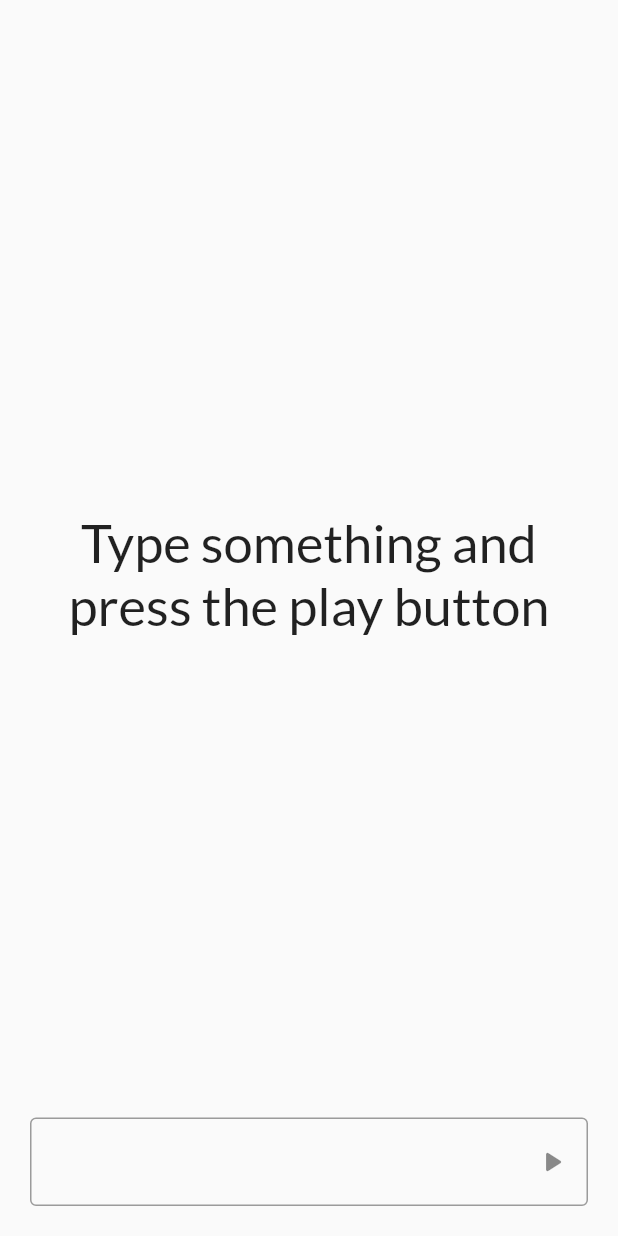
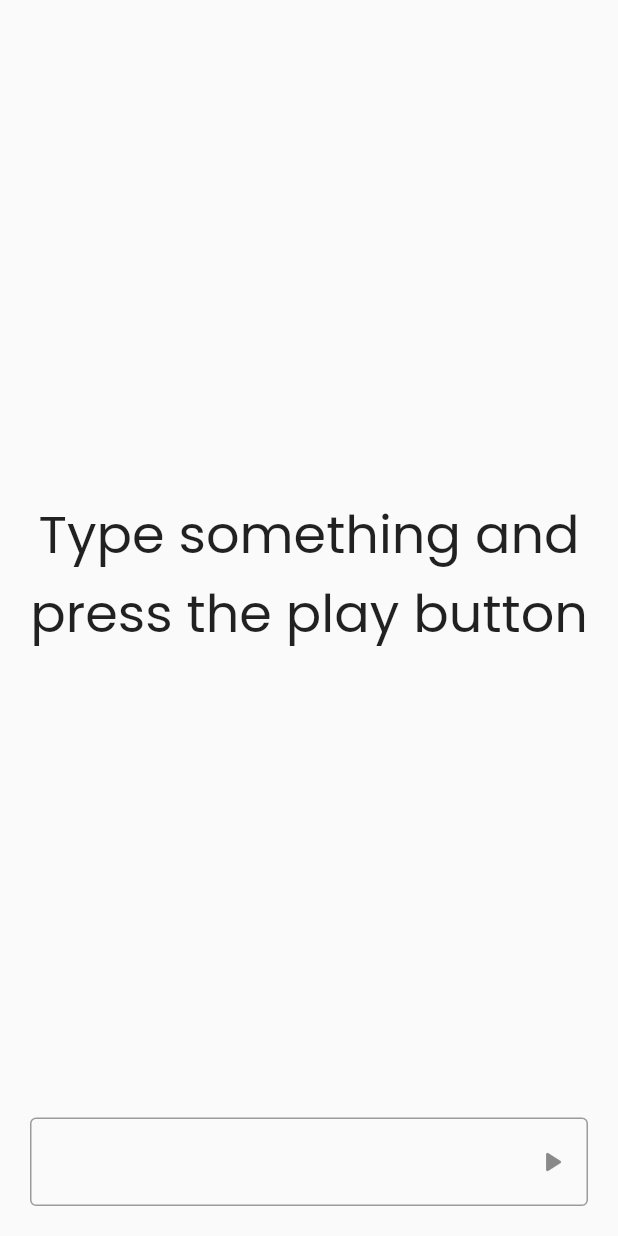
Before and after one commit to Meenakshi2604/illusion, a Flutter app: the TextToSpeechPage screen opened directly, on a phone screen of 412 x 824 dp. Run offline on Flutter 3.47's test engine with Material 2 defaults, Android fonts, the phone set to English and light mode, and no system bars; our stand-ins replace flutter_neumorphic, flutter_tts, google_fonts, image_picker.

Commit message:
changed text font

```diff
--- a/lib/screens/text_to_speech/tts_page.dart
+++ b/lib/screens/text_to_speech/tts_page.dart
@@ -1,5 +1,6 @@
 import 'package:flutter/material.dart';
 import 'package:flutter_tts/flutter_tts.dart';
+import 'package:google_fonts/google_fonts.dart';
 
 class TextToSpeechPage extends StatefulWidget {
   const TextToSpeechPage({Key? key}) : super(key: key);
@@ -16,6 +17,7 @@ class _TextToSpeechPageState extends State<TextToSpeechPage> {
   speak() async {
     await flutterTts.setLanguage("en-US");
     await flutterTts.setPitch(1.3);
+    await flutterTts.setVolume(1.0);
     await flutterTts.speak(_textController.text);
   }
 
@@ -34,7 +36,9 @@ class _TextToSpeechPageState extends State<TextToSpeechPage> {
               child: Text(
                 userPost,
                 textAlign: TextAlign.center,
-                style: TextStyle(fontSize: 35),
+                style: GoogleFonts.poppins(
+                  fontSize: 35,
+                ),
               ),
             ))),
 
```
Also changed, not shown: pubspec.lock.
